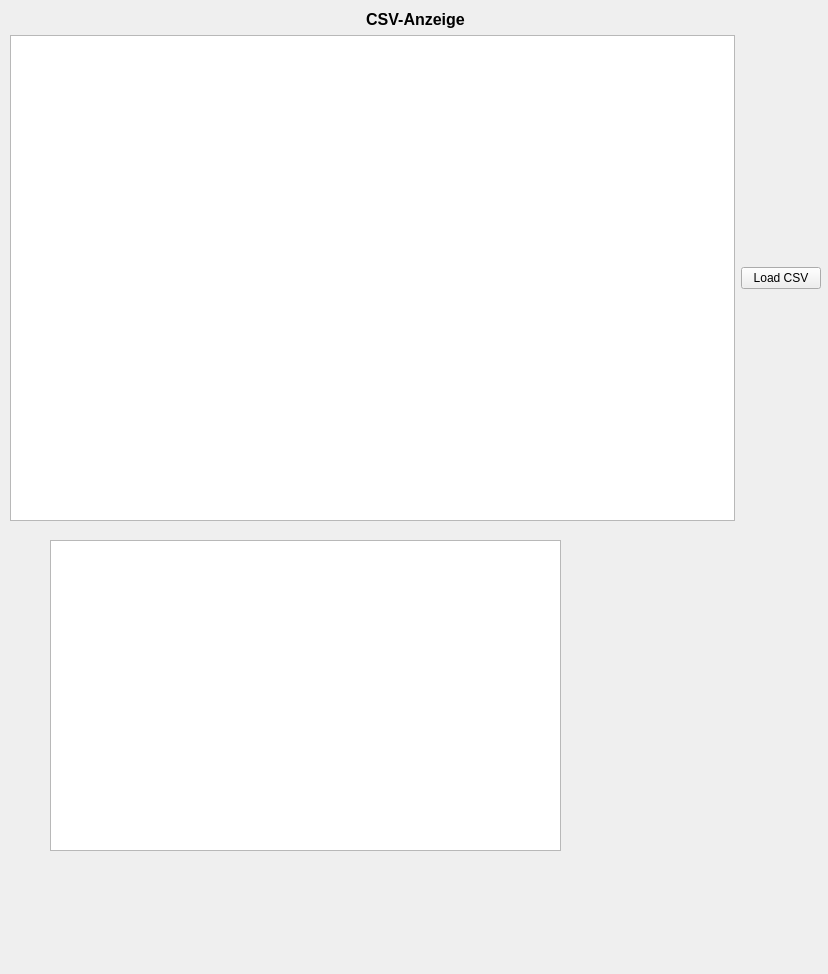
First picture: the form in ui/Frame.ui, repository aernhofer-tgm/firstcsv, before the edit.
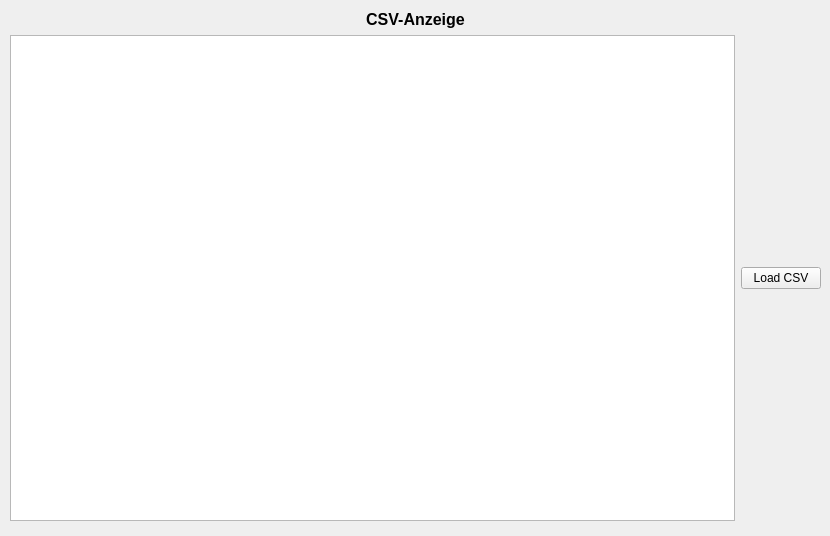
Second picture: the form after the edit.

Diff of the .ui file:
```diff
--- a/ui/Frame.ui
+++ b/ui/Frame.ui
@@ -6,8 +6,8 @@
    <rect>
     <x>0</x>
     <y>0</y>
-    <width>828</width>
-    <height>974</height>
+    <width>830</width>
+    <height>536</height>
    </rect>
   </property>
   <property name="sizePolicy">
@@ -49,7 +49,7 @@
     <item>
      <layout class="QHBoxLayout" name="horizontalLayout">
       <item>
-       <widget class="QTextEdit" name="textEdit"/>
+       <widget class="QTextBrowser" name="textBrowser"/>
       </item>
       <item>
        <widget class="QPushButton" name="pushButton">
@@ -62,16 +62,6 @@
     </item>
    </layout>
   </widget>
-  <widget class="QTextBrowser" name="textBrowser">
-   <property name="geometry">
-    <rect>
-     <x>50</x>
-     <y>540</y>
-     <width>511</width>
-     <height>311</height>
-    </rect>
-   </property>
-  </widget>
  </widget>
  <resources/>
  <connections/>
```
